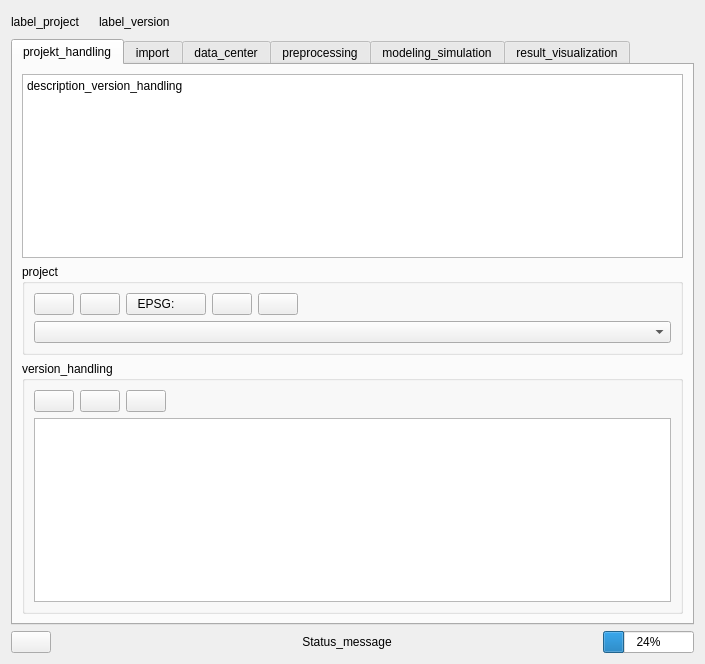
The window that districts/districts_dialog_base.ui (equa/IDA-Districts) describes before a commit, drawn with Qt 5.
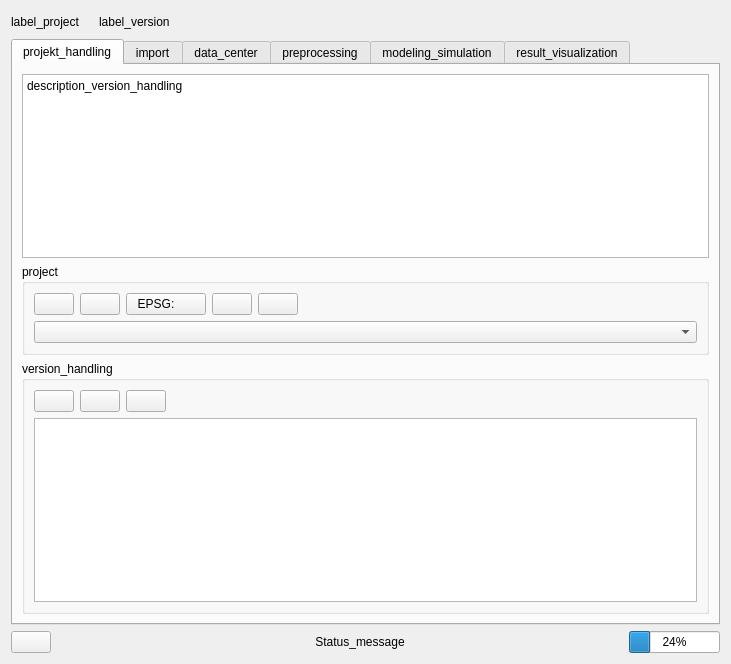
The same window after the commit. Icons and pictures are not drawn. Custom widgets are drawn as their Qt base class.

Commit message: resized the main dialog window

Patch:
```diff
--- a/districts/districts_dialog_base.ui
+++ b/districts/districts_dialog_base.ui
@@ -6,7 +6,7 @@
    <rect>
     <x>0</x>
     <y>0</y>
-    <width>705</width>
+    <width>731</width>
     <height>664</height>
    </rect>
   </property>
```
